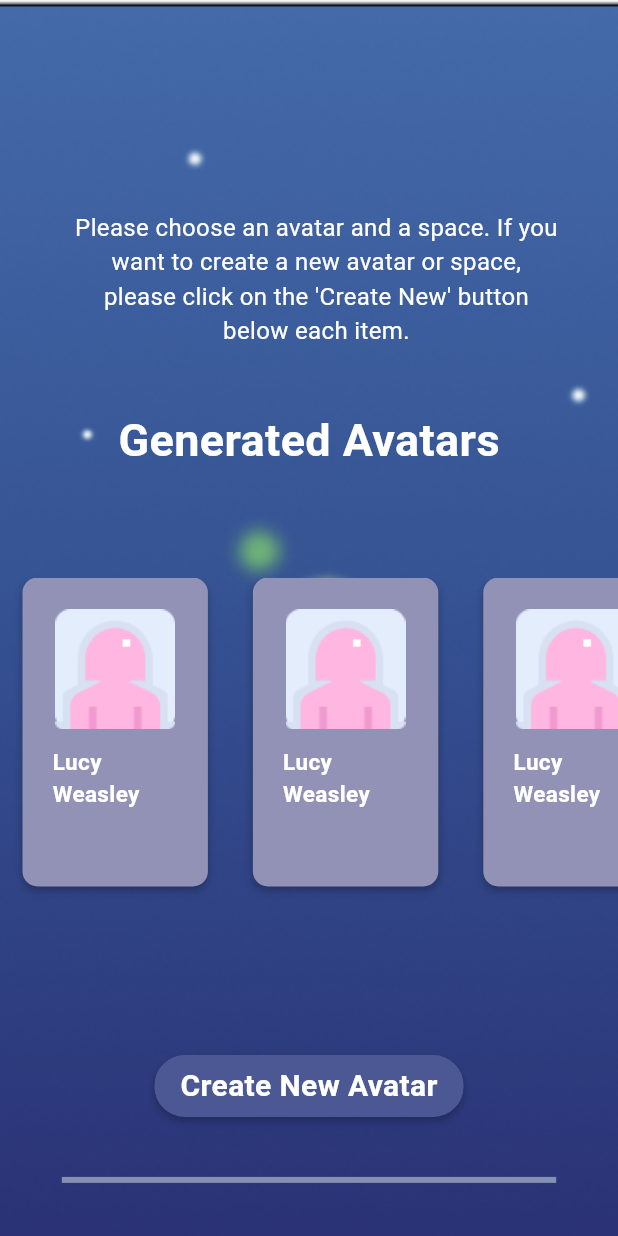
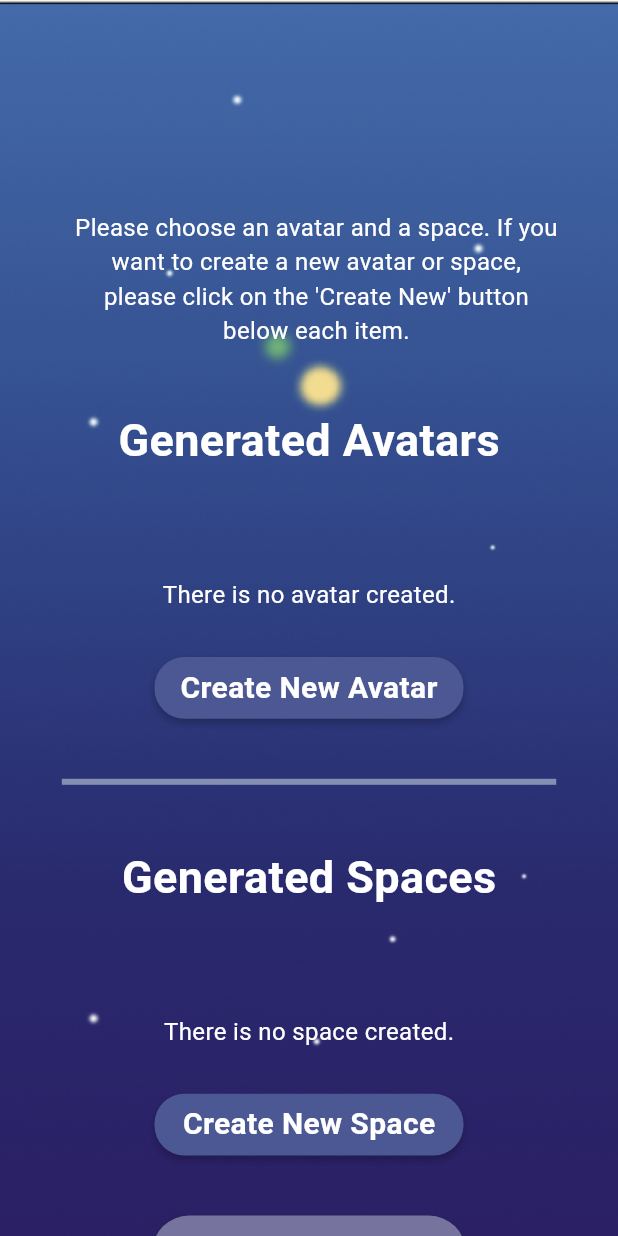
Before and after one commit to RememVR-2024-SolutionChallenge/RememVR-client, a Flutter app: the VrSelectPageWidget screen opened directly, on a phone screen of 412 x 824 dp. Run offline on Flutter 3.47's test engine with Material 3 defaults, Android fonts, the phone set to English and light mode, and no system bars; our stand-ins replace dio, flutter_widget_from_html, percent_indicator, persistent_bottom_nav_bar, shared_preferences, webview_flutter; missing offline and left inert: flutter_custom_tabs; accounts and stored records are empty; network calls fail.

Commit message:
Feat: get created vr resources

```diff
--- a/lib/main.dart
+++ b/lib/main.dart
@@ -29,7 +29,7 @@ class MainApp extends StatelessWidget {
   Widget build(BuildContext context) {
     return const MaterialApp(
       title: "main",
-      home: VrAvatarAlertPageWidget(),
+      home: StartPageWidget(),
     );
   }
 }
--- a/lib/model/VrModel.dart
+++ b/lib/model/VrModel.dart
@@ -19,3 +19,28 @@ class Queue {
     return data;
   }
 }
+
+class VrResources {
+  String? title;
+  String? filePath;
+  String? type;
+  String? createdAt;
+
+  VrResources({this.title, this.filePath, this.type, this.createdAt});
+
+  VrResources.fromJson(Map<String, dynamic> json) {
+    title = json['title'];
+    filePath = json['filePath'];
+    type = json['type'];
+    createdAt = json['createdAt'];
+  }
+
+  Map<String, dynamic> toJson() {
+    final Map<String, dynamic> data = new Map<String, dynamic>();
+    data['title'] = this.title;
+    data['filePath'] = this.filePath;
+    data['type'] = this.type;
+    data['createdAt'] = this.createdAt;
+    return data;
+  }
+}
--- a/lib/pages/caregiver/vr/VrSelectPage.dart
+++ b/lib/pages/caregiver/vr/VrSelectPage.dart
@@ -1,8 +1,11 @@
 import 'package:flutter/material.dart';
+import 'package:provider/provider.dart';
+import 'package:remember_me/model/VrModel.dart';
 import 'package:remember_me/pages/LoadingPage.dart';
 import 'package:remember_me/pages/auth/SetNicknamePage.dart';
 import 'package:remember_me/pages/caregiver/vr/VrAvatarAlertPage.dart';
 import 'package:remember_me/pages/caregiver/vr/VrPlaceAlertPage.dart';
+import 'package:remember_me/services/CaregiverService.dart';
 
 class VrSelectPageWidget extends StatefulWidget {
   const VrSelectPageWidget({super.key});
@@ -14,12 +17,32 @@ class _VrSelectPageWidgetState extends State<VrSelectPageWidget> {
   @override
   bool isAvatarSelected = false;
   bool isSpaceSelected = false;
+  List<VrResources> _createdAvatars = [];
+  List<VrResources> _createdPlaces = [];
+  List<VrResources> _createdResources = [];
+
   void initState() {
     super.initState();
+    _loadCreatedResources();
+  }
+
+  Future<void> _loadCreatedResources() async {
+    await Provider.of<CaregiverService>(context, listen: false).getResources();
+    _createdResources =
+        Provider.of<CaregiverService>(context, listen: false).vrResources;
+    setState(() {
+      _createdAvatars.addAll(
+          _createdResources.where((resource) => resource.type == 'avatar'));
+
+      _createdPlaces.addAll(
+          _createdResources.where((resource) => resource.type != 'avatar'));
+    });
   }
 
   @override
   Widget build(BuildContext context) {
+    print(_createdAvatars);
+    print(_createdPlaces);
     return Scaffold(
         body: SingleChildScrollView(
       child: Container(
@@ -53,65 +76,23 @@ class _VrSelectPageWidgetState extends State<VrSelectPageWidget> {
                         fontWeight: FontWeight.w700,
                       )),
                 ),
-                Container(
+                _createdAvatars.isEmpty
+                    ? Text("There is no avatar created.",
+                        style: TextStyle(
+                          color: Colors.white,
+                          fontSize: 16,
+                          fontWeight: FontWeight.w400,
+                        ))
+                    : Container(
                         height: MediaQuery.of(context).size.height * 0.35,
                         child: ListView.builder(
                           shrinkWrap: true,
                           scrollDirection: Axis.horizontal,
-                      itemCount: 3,
+                          itemCount: _createdAvatars.length,
                           itemBuilder: (context, index) {
-                        return Container(
-                            width: MediaQuery.of(context).size.width * 0.3,
-                            margin: EdgeInsets.only(right: 15, left: 15),
-                            child: Column(
-                              children: [
-                                Container(
-                                    child: Column(
-                                      children: [
-                                        Container(
-                                            padding: EdgeInsets.only(
-                                                top: 20, bottom: 10),
-                                            child: Image.asset(
-                                                width: MediaQuery.of(context)
-                                                        .size
-                                                        .width *
-                                                    0.2,
-                                                height: MediaQuery.of(context)
-                                                        .size
-                                                        .width *
-                                                    0.2,
-                                                "assets/images/unknown_woman.png")), //image
-                                        Container(
-                                            padding: EdgeInsets.only(
-                                                left: 20, right: 20),
-                                            child: Text("Lucy Weasley",
-                                                style: TextStyle(
-                                                  color: Colors.white,
-                                                  fontSize: 15,
-                                                  fontWeight: FontWeight.w700,
-                                                )))
-                                      ],
-                                    ),
-                                    width: MediaQuery.of(context).size.width *
-                                        0.35,
-                                    height: MediaQuery.of(context).size.height *
-                                        0.25,
-                                    decoration: ShapeDecoration(
-                                      shape: RoundedRectangleBorder(
-                                        borderRadius: BorderRadius.circular(10),
-                                      ),
-                                      color: Color(0xff9292b7),
-                                      shadows: [
-                                        BoxShadow(
-                                          color: Color(0x3F000000),
-                                          blurRadius: 4,
-                                          offset: Offset(0, 3),
-                                          spreadRadius: 0,
-                                        )
-                                      ],
-                                    )),
-                              ],
-                            ));
+                            return CreatedAvatarBox(
+                              resource: _createdAvatars[index],
+                            );
                           },
                         )),
                 SimpleButton(
@@ -140,65 +121,22 @@ class _VrSelectPageWidgetState extends State<VrSelectPageWidget> {
                         fontWeight: FontWeight.w700,
                       )),
                 ),
-                Container(
-                    height: MediaQuery.of(context).size.height * 0.35,
+                _createdPlaces.isEmpty
+                    ? Text("There is no space created.",
+                        style: TextStyle(
+                          color: Colors.white,
+                          fontSize: 16,
+                          fontWeight: FontWeight.w400,
+                        ))
+                    : Container(
+                        height: MediaQuery.of(context).size.height * 0.25,
                         child: ListView.builder(
                           shrinkWrap: true,
                           scrollDirection: Axis.horizontal,
-                      itemCount: 3,
+                          itemCount: _createdPlaces.length,
                           itemBuilder: (context, index) {
-                        return Container(
-                            width: MediaQuery.of(context).size.width * 0.3,
-                            margin: EdgeInsets.only(right: 15, left: 15),
-                            child: Column(
-                              children: [
-                                Container(
-                                    child: Column(
-                                      children: [
-                                        Container(
-                                            padding: EdgeInsets.only(
-                                                top: 20, bottom: 10),
-                                            child: Image.asset(
-                                                width: MediaQuery.of(context)
-                                                        .size
-                                                        .width *
-                                                    0.2,
-                                                height: MediaQuery.of(context)
-                                                        .size
-                                                        .width *
-                                                    0.2,
-                                                "assets/images/Cathedral.png")), //image
-                                        Container(
-                                            padding: EdgeInsets.only(
-                                                left: 20, right: 20),
-                                            child: Text("St.Paul's Cathedral",
-                                                style: TextStyle(
-                                                  color: Colors.white,
-                                                  fontSize: 15,
-                                                  fontWeight: FontWeight.w700,
-                                                )))
-                                      ],
-                                    ),
-                                    width: MediaQuery.of(context).size.width *
-                                        0.35,
-                                    height: MediaQuery.of(context).size.height *
-                                        0.25,
-                                    decoration: ShapeDecoration(
-                                      shape: RoundedRectangleBorder(
-                                        borderRadius: BorderRadius.circular(10),
-                                      ),
-                                      color: Color(0xff9292b7),
-                                      shadows: [
-                                        BoxShadow(
-                                          color: Color(0x3F000000),
-                                          blurRadius: 4,
-                                          offset: Offset(0, 3),
-                                          spreadRadius: 0,
-                                        )
-                                      ],
-                                    )),
-                              ],
-                            ));
+                            return CreatedPlaceBox(
+                                resource: _createdPlaces[index]);
                           },
                         )),
                 SimpleButton(
@@ -328,3 +266,103 @@ class _VrSelectPageWidgetState extends State<VrSelectPageWidget> {
     ));
   }
 }
+
+class CreatedAvatarBox extends StatelessWidget {
+  const CreatedAvatarBox({super.key, required this.resource});
+  final VrResources resource;
+  @override
+  Widget build(BuildContext context) {
+    return Container(
+        width: MediaQuery.of(context).size.width * 0.3,
+        margin: EdgeInsets.only(right: 15, left: 15),
+        child: Column(
+          children: [
+            Container(
+                child: Column(
+                  children: [
+                    Container(
+                        padding: EdgeInsets.only(top: 20, bottom: 10),
+                        child: Image.asset(
+                            width: MediaQuery.of(context).size.width * 0.2,
+                            height: MediaQuery.of(context).size.width * 0.2,
+                            "assets/images/unknown_woman.png")), //image
+                    Container(
+                        padding: EdgeInsets.only(left: 20, right: 20),
+                        child: Text(resource.title!,
+                            style: TextStyle(
+                              color: Colors.white,
+                              fontSize: 15,
+                              fontWeight: FontWeight.w700,
+                            )))
+                  ],
+                ),
+                width: MediaQuery.of(context).size.width * 0.35,
+                height: MediaQuery.of(context).size.height * 0.2,
+                decoration: ShapeDecoration(
+                  shape: RoundedRectangleBorder(
+                    borderRadius: BorderRadius.circular(10),
+                  ),
+                  color: Color(0xff9292b7),
+                  shadows: [
+                    BoxShadow(
+                      color: Color(0x3F000000),
+                      blurRadius: 4,
+                      offset: Offset(0, 3),
+                      spreadRadius: 0,
+                    )
+                  ],
+                )),
+          ],
+        ));
+  }
+}
+
+class CreatedPlaceBox extends StatelessWidget {
+  const CreatedPlaceBox({super.key, required this.resource});
+  final VrResources resource;
+  @override
+  Widget build(BuildContext context) {
+    return Container(
+        width: MediaQuery.of(context).size.width * 0.3,
+        margin: EdgeInsets.only(right: 15, left: 15),
+        child: Column(
+          children: [
+            Container(
+                padding: EdgeInsets.only(bottom: 10),
+                child: Column(
+                  children: [
+                    Container(
+                        padding: EdgeInsets.only(top: 20, bottom: 10),
+                        child: Image.asset(
+                            width: MediaQuery.of(context).size.width * 0.2,
+                            height: MediaQuery.of(context).size.width * 0.2,
+                            "assets/images/Cathedral.png")), //image
+                    Container(
+                        padding: EdgeInsets.only(left: 20, right: 20),
+                        child: Text(resource.title!,
+                            style: TextStyle(
+                              color: Colors.white,
+                              fontSize: 15,
+                              fontWeight: FontWeight.w700,
+                            )))
+                  ],
+                ),
+                width: MediaQuery.of(context).size.width * 0.35,
+                decoration: ShapeDecoration(
+                  shape: RoundedRectangleBorder(
+                    borderRadius: BorderRadius.circular(10),
+                  ),
+                  color: Color(0xff9292b7),
+                  shadows: [
+                    BoxShadow(
+                      color: Color(0x3F000000),
+                      blurRadius: 4,
+                      offset: Offset(0, 3),
+                      spreadRadius: 0,
+                    )
+                  ],
+                )),
+          ],
+        ));
+  }
+}
```
Also changed, not shown: lib/pages/start/StartPage.dart (+7 -5 lines), lib/services/CaregiverService.dart (+36 -0 lines). Lines whose indentation alone changed are shown as unchanged.
